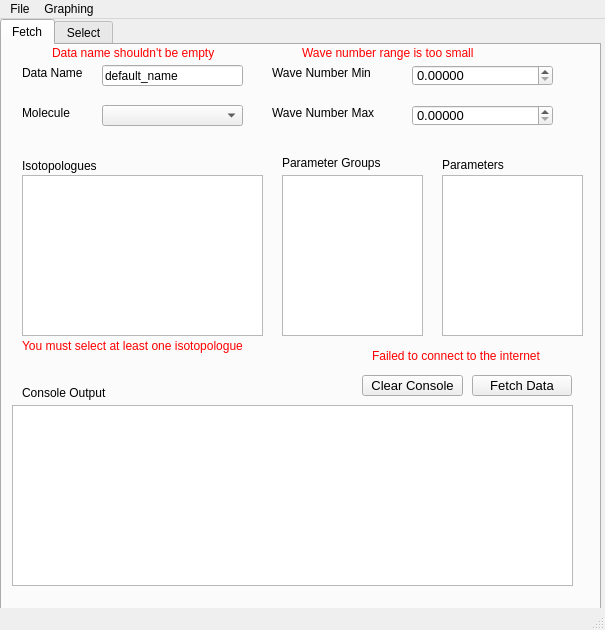
hitranonline/hapiest, file layouts/main_window.ui: the form before one commit.
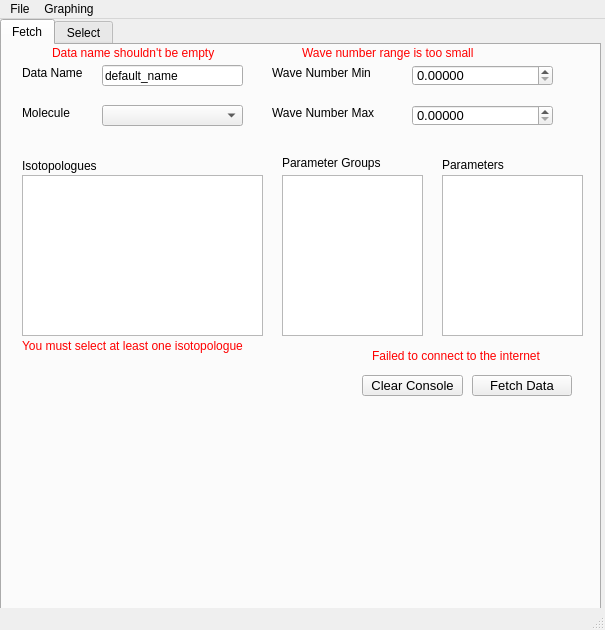
The form after the commit.

Commit message: Removed unused tabs.

```diff
--- a/layouts/main_window.ui
+++ b/layouts/main_window.ui
@@ -169,32 +169,6 @@
                       <string>Parameter Groups</string>
                   </property>
               </widget>
-              <widget class="QTextEdit" name="console_output">
-                  <property name="geometry">
-                      <rect>
-                          <x>10</x>
-                          <y>360</y>
-                          <width>561</width>
-                          <height>181</height>
-                      </rect>
-                  </property>
-                  <property name="font">
-                      <font>
-                          <family>Consolas</family>
-                          <pointsize>9</pointsize>
-                          <stylestrategy>PreferAntialias</stylestrategy>
-                      </font>
-                  </property>
-                  <property name="cursor" stdset="0">
-                      <cursorShape>IBeamCursor</cursorShape>
-                  </property>
-                  <property name="readOnly">
-                      <bool>true</bool>
-                  </property>
-                  <property name="acceptRichText">
-                      <bool>false</bool>
-                  </property>
-              </widget>
               <widget class="QLabel" name="label_4">
                   <property name="geometry">
                       <rect>
@@ -574,19 +548,6 @@
                       <string>You must select at least one isotopologue</string>
                   </property>
               </widget>
-              <widget class="QLabel" name="label_8">
-                  <property name="geometry">
-                      <rect>
-                          <x>20</x>
-                          <y>340</y>
-                          <width>181</width>
-                          <height>16</height>
-                      </rect>
-                  </property>
-                  <property name="text">
-                      <string>Console Output</string>
-                  </property>
-              </widget>
               <widget class="QPushButton" name="fetch_button">
                   <property name="geometry">
                       <rect>
```
Left out of the diff: 7 changed lines with no effect on the pictures.
